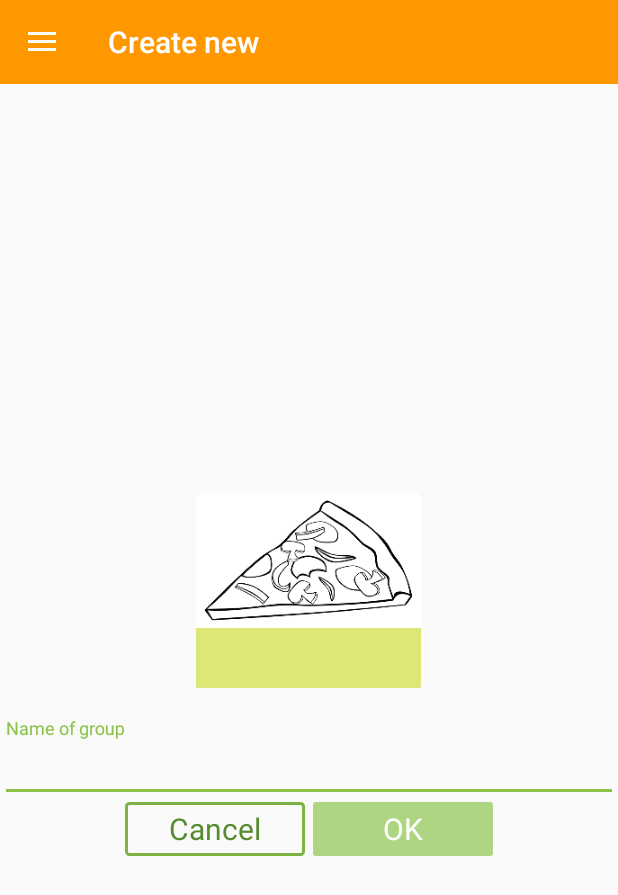
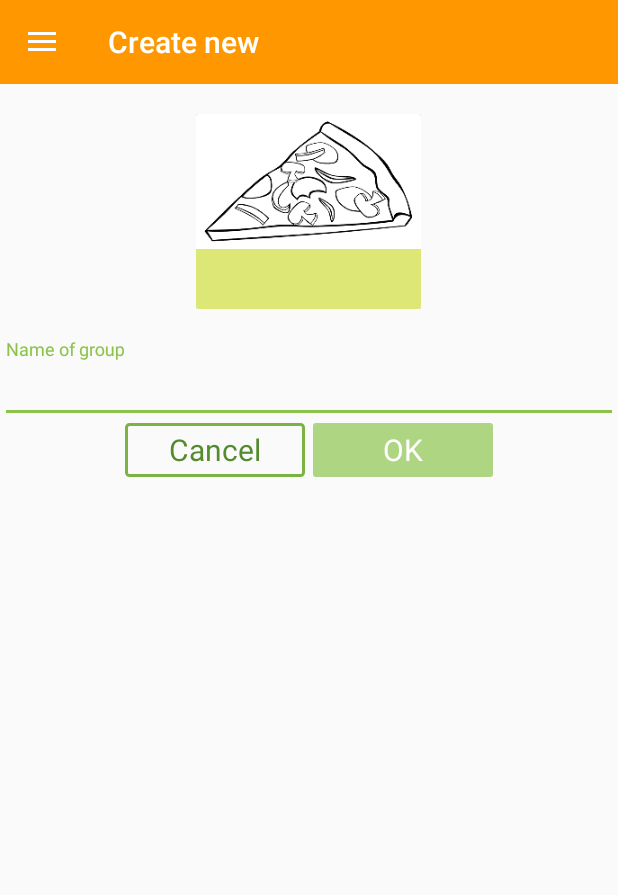
Before and after one commit to zhdanov-ek/pizza, an Android app: the MenuGroupEditActivity screen opened directly, with no data from a screen before it, on a phone screen of 412 x 824 dp. Shown: the top 895 px of the screen. Run offline under Robolectric (Android 15) with nearby library versions, the phone set to English and light mode, and no system bars; our stand-ins replace Firebase (no records; nobody signed in at launch, a user with empty details on screens opened directly); libraries missing offline, so code that uses them is left out: com.facebook, com.facebook.login; pictures from the network do not load; 3 statements that could not run were skipped.

Commit message:
Fix open StatusDelivery from notification, fix scroll Layout EditGroupMenu

```diff
--- a/app/src/main/java/com/example/gek/pizza/activities/DeliveryStatus.java
+++ b/app/src/main/java/com/example/gek/pizza/activities/DeliveryStatus.java
@@ -331,7 +331,7 @@ public class DeliveryStatus extends BaseActivity {
     @Override
     protected void onPause() {
         // if listener not set we will retrieve error
-        if ((mIsSetListener) && (FirebaseAuth.getInstance().getCurrentUser() != null)){
+        if (mIsSetListener){
             db.child(Const.CHILD_USERS)
                     .child(Connection.getInstance().getUserId())
                     .child(Const.CHILD_USER_DELIVERY_STATE)
--- a/app/src/main/java/com/example/gek/pizza/services/MonitoringYourDeliveryService.java
+++ b/app/src/main/java/com/example/gek/pizza/services/MonitoringYourDeliveryService.java
@@ -14,6 +14,7 @@ import android.support.v7.app.NotificationCompat;
 import android.util.Log;
 
 import com.example.gek.pizza.R;
+import com.example.gek.pizza.activities.DeliveryStatus;
 import com.example.gek.pizza.activities.MainActivity;
 import com.example.gek.pizza.data.Const;
 import com.example.gek.pizza.data.StateLastDelivery;
@@ -131,7 +132,7 @@ public class MonitoringYourDeliveryService extends Service {
         ntfBuilder.setDefaults(Notification.DEFAULT_SOUND | Notification.DEFAULT_VIBRATE);
 
         // Notification pressed action
-        Intent intent = new Intent(ctx, MainActivity.class);
+        Intent intent = new Intent(ctx, DeliveryStatus.class);
 
         PendingIntent pendingIntent = PendingIntent.getActivity(ctx, 0, intent, 0);
         ntfBuilder.setContentIntent(pendingIntent);
--- a/app/src/main/res/layout/activity_menu_orders_edit.xml
+++ b/app/src/main/res/layout/activity_menu_orders_edit.xml
@@ -8,6 +8,10 @@
     tools:context="com.example.gek.pizza.activities.MenuGroupEditActivity">
 
     <include layout="@layout/toolbar" />
+
+    <ScrollView
+        android:layout_width="match_parent"
+        android:layout_height="wrap_content">
 
         <LinearLayout
             android:layout_width="match_parent"
@@ -54,17 +58,17 @@
                 <Button
                     android:id="@+id/btnCancel"
                     style="@style/RaisedButtonNegative"
-                android:text="@string/cancel"
-                android:layout_marginRight="5dp"/>
+                    android:layout_marginRight="5dp"
+                    android:text="@string/cancel" />
 
                 <Button
                     android:id="@+id/btnOk"
-                android:text="@string/ok"
+                    style="@style/RaisedButtonPositive"
                     android:enabled="false"
-                style="@style/RaisedButtonPositive"/>
+                    android:text="@string/ok" />
             </LinearLayout>
 
 
         </LinearLayout>
-
+    </ScrollView>
 </LinearLayout>
```
Lines whose indentation alone changed are shown as unchanged.
